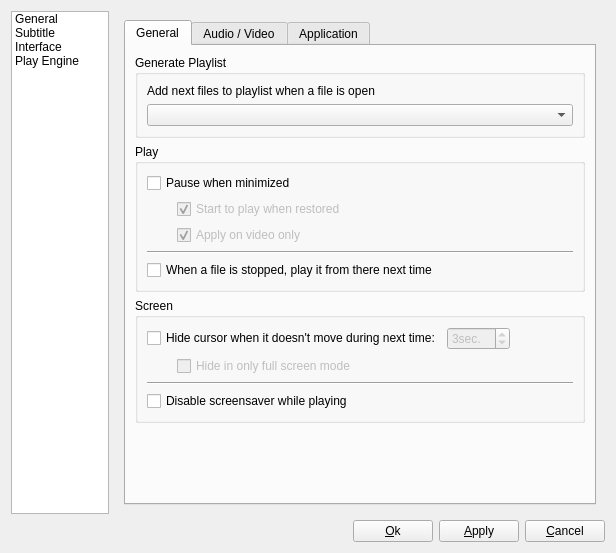
This is src/cmplayer/ui/pref_dialog.ui in bylee20/cmplayer-kldp.net as Qt 5 draws it before an edit. The edited form follows.
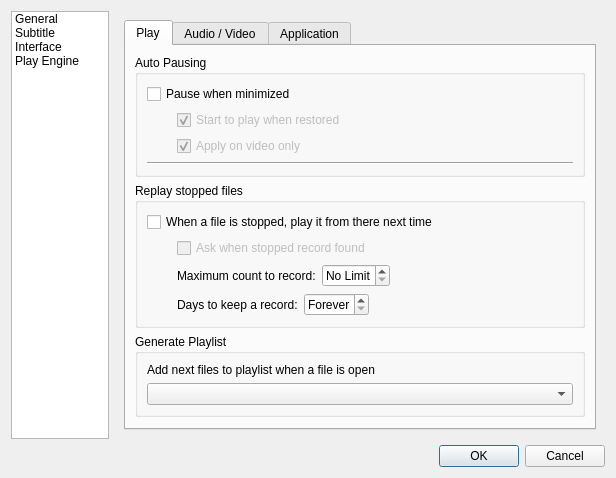
This is the edited form. The open tabs and pages were chosen to show the change. Icons and pictures are not drawn. Custom widgets are drawn as their Qt base class.

```diff
--- a/src/cmplayer/ui/pref_dialog.ui
+++ b/src/cmplayer/ui/pref_dialog.ui
@@ -7,13 +7,13 @@
     <x>0</x>
     <y>0</y>
     <width>616</width>
-    <height>553</height>
+    <height>476</height>
    </rect>
   </property>
   <property name="windowTitle">
    <string>Preferences</string>
   </property>
-  <layout class="QVBoxLayout" name="verticalLayout_12">
+  <layout class="QVBoxLayout" name="verticalLayout_18">
    <item>
     <layout class="QHBoxLayout" name="horizontalLayout_2">
      <item>
@@ -106,39 +106,13 @@
            </property>
            <widget class="QWidget" name="tab">
             <attribute name="title">
-             <string>General</string>
+             <string>Play</string>
             </attribute>
-            <layout class="QVBoxLayout" name="verticalLayout_18">
-             <item>
-              <widget class="QGroupBox" name="groupBox_4">
-               <property name="title">
-                <string>Generate Playlist</string>
-               </property>
-               <layout class="QVBoxLayout" name="verticalLayout">
-                <item>
-                 <widget class="QLabel" name="label_6">
-                  <property name="text">
-                   <string>Add next files to playlist when a file is open</string>
-                  </property>
-                 </widget>
-                </item>
-                <item>
-                 <widget class="QComboBox" name="autoAdd">
-                  <property name="sizePolicy">
-                   <sizepolicy hsizetype="Expanding" vsizetype="Fixed">
-                    <horstretch>0</horstretch>
-                    <verstretch>0</verstretch>
-                   </sizepolicy>
-                  </property>
-                 </widget>
-                </item>
-               </layout>
-              </widget>
-             </item>
+            <layout class="QVBoxLayout" name="verticalLayout_19">
              <item>
               <widget class="QGroupBox" name="groupBox_5">
                <property name="title">
-                <string>Play</string>
+                <string>Auto Pausing</string>
                </property>
                <layout class="QVBoxLayout" name="verticalLayout_4">
                 <item>
@@ -217,6 +191,15 @@
                   </property>
                  </widget>
                 </item>
+               </layout>
+              </widget>
+             </item>
+             <item>
+              <widget class="QGroupBox" name="groupBox_17">
+               <property name="title">
+                <string>Replay stopped files</string>
+               </property>
+               <layout class="QVBoxLayout" name="verticalLayout_12">
                 <item>
                  <widget class="QCheckBox" name="startStopped">
                   <property name="text">
@@ -224,99 +207,165 @@
                   </property>
                  </widget>
                 </item>
+                <item>
+                 <layout class="QGridLayout" name="gridLayout_7">
+                  <item row="0" column="0">
+                   <spacer name="horizontalSpacer_13">
+                    <property name="orientation">
+                     <enum>Qt::Horizontal</enum>
+                    </property>
+                    <property name="sizeType">
+                     <enum>QSizePolicy::Fixed</enum>
+                    </property>
+                    <property name="sizeHint" stdset="0">
+                     <size>
+                      <width>30</width>
+                      <height>20</height>
+                     </size>
+                    </property>
+                   </spacer>
+                  </item>
+                  <item row="0" column="1">
+                   <widget class="QCheckBox" name="askWhenRecordFound">
+                    <property name="enabled">
+                     <bool>false</bool>
+                    </property>
+                    <property name="text">
+                     <string>Ask when stopped record found</string>
+                    </property>
+                   </widget>
+                  </item>
+                  <item row="1" column="0">
+                   <spacer name="horizontalSpacer_17">
+                    <property name="orientation">
+                     <enum>Qt::Horizontal</enum>
+                    </property>
+                    <property name="sizeType">
+                     <enum>QSizePolicy::Fixed</enum>
+                    </property>
+                    <property name="sizeHint" stdset="0">
+                     <size>
+                      <width>30</width>
+                      <height>20</height>
+                     </size>
+                    </property>
+                   </spacer>
+                  </item>
+                  <item row="1" column="1">
+                   <layout class="QHBoxLayout" name="horizontalLayout_11">
+                    <item>
+                     <widget class="QLabel" name="label_4">
+                      <property name="text">
+                       <string>Maximum count to record:</string>
+                      </property>
+                     </widget>
+                    </item>
+                    <item>
+                     <widget class="QSpinBox" name="maximumRecordCount">
+                      <property name="specialValueText">
+                       <string>No Limit</string>
+                      </property>
+                      <property name="accelerated">
+                       <bool>true</bool>
+                      </property>
+                      <property name="maximum">
+                       <number>9999</number>
+                      </property>
+                     </widget>
+                    </item>
+                    <item>
+                     <spacer name="horizontalSpacer_14">
+                      <property name="orientation">
+                       <enum>Qt::Horizontal</enum>
+                      </property>
+                      <property name="sizeHint" stdset="0">
+                       <size>
+                        <width>40</width>
+                        <height>20</height>
+                       </size>
+                      </property>
+                     </spacer>
+                    </item>
+                   </layout>
+                  </item>
+                  <item row="2" column="0">
+                   <spacer name="horizontalSpacer_18">
+                    <property name="orientation">
+                     <enum>Qt::Horizontal</enum>
+                    </property>
+                    <property name="sizeType">
+                     <enum>QSizePolicy::Fixed</enum>
+                    </property>
+                    <property name="sizeHint" stdset="0">
+                     <size>
+                      <width>30</width>
+                      <height>20</height>
+                     </size>
+                    </property>
+                   </spacer>
+                  </item>
+                  <item row="2" column="1">
+                   <layout class="QHBoxLayout" name="horizontalLayout_12">
+                    <item>
+                     <widget class="QLabel" name="label_8">
+                      <property name="text">
+                       <string>Days to keep a record:</string>
+                      </property>
+                     </widget>
+                    </item>
+                    <item>
+                     <widget class="QSpinBox" name="daysToKeepRecords">
+                      <property name="specialValueText">
+                       <string>Forever</string>
+                      </property>
+                      <property name="accelerated">
+                       <bool>true</bool>
+                      </property>
+                      <property name="maximum">
+                       <number>999</number>
+                      </property>
+                     </widget>
+                    </item>
+                    <item>
+                     <spacer name="horizontalSpacer_15">
+                      <property name="orientation">
+                       <enum>Qt::Horizontal</enum>
+                      </property>
+                      <property name="sizeHint" stdset="0">
+                       <size>
+                        <width>40</width>
+                        <height>20</height>
+                       </size>
+                      </property>
+                     </spacer>
+                    </item>
+                   </layout>
+                  </item>
+                 </layout>
+                </item>
                </layout>
               </widget>
              </item>
              <item>
-              <widget class="QGroupBox" name="groupBox_10">
+              <widget class="QGroupBox" name="groupBox_4">
                <property name="title">
-                <string>Screen</string>
+                <string>Generate Playlist</string>
                </property>
-               <layout class="QVBoxLayout" name="verticalLayout_5">
+               <layout class="QVBoxLayout" name="verticalLayout">
                 <item>
-                 <layout class="QHBoxLayout" name="horizontalLayout_3">
-                  <item>
-                   <widget class="QCheckBox" name="hideCursor">
-                    <property name="text">
-                     <string>Hide cursor when it doesn't move during next time:</string>
-                    </property>
-                   </widget>
-                  </item>
-                  <item>
-                   <widget class="QSpinBox" name="hideDelay">
-                    <property name="enabled">
-                     <bool>false</bool>
-                    </property>
-                    <property name="accelerated">
-                     <bool>true</bool>
-                    </property>
-                    <property name="suffix">
-                     <string>sec.</string>
-                    </property>
-                    <property name="minimum">
-                     <number>1</number>
-                    </property>
-                    <property name="value">
-                     <number>3</number>
-                    </property>
-                   </widget>
-                  </item>
-                  <item>
-                   <spacer name="horizontalSpacer_8">
-                    <property name="orientation">
-                     <enum>Qt::Horizontal</enum>
-                    </property>
-                    <property name="sizeHint" stdset="0">
-                     <size>
-                      <width>0</width>
-                      <height>0</height>
-                     </size>
-                    </property>
-                   </spacer>
-                  </item>
-                 </layout>
-                </item>
-                <item>
-                 <layout class="QHBoxLayout" name="horizontalLayout_4">
-                  <item>
-                   <spacer name="horizontalSpacer_9">
-                    <property name="orientation">
-                     <enum>Qt::Horizontal</enum>
-                    </property>
-                    <property name="sizeType">
-                     <enum>QSizePolicy::Fixed</enum>
-                    </property>
-                    <property name="sizeHint" stdset="0">
-                     <size>
-                      <width>30</width>
-                      <height>20</height>
-                     </size>
-                    </property>
-                   </spacer>
-                  </item>
-                  <item>
-                   <widget class="QCheckBox" name="hideInFullScreen">
-                    <property name="enabled">
-                     <bool>false</bool>
-                    </property>
-                    <property name="text">
-                     <string>Hide in only full screen mode</string>
-                    </property>
-                   </widget>
-                  </item>
-                 </layout>
-                </item>
-                <item>
-                 <widget class="Line" name="line_2">
-                  <property name="orientation">
-                   <enum>Qt::Horizontal</enum>
-                  </property>
-                 </widget>
-                </item>
-                <item>
-                 <widget class="QCheckBox" name="disableSS">
+                 <widget class="QLabel" name="label_6">
                   <property name="text">
-                   <string>Disable screensaver while playing</string>
+                   <string>Add next files to playlist when a file is open</string>
+                  </property>
+                 </widget>
+                </item>
+                <item>
+                 <widget class="QComboBox" name="autoAdd">
+                  <property name="sizePolicy">
+                   <sizepolicy hsizetype="Expanding" vsizetype="Fixed">
+                    <horstretch>0</horstretch>
+                    <verstretch>0</verstretch>
+                   </sizepolicy>
                   </property>
                  </widget>
                 </item>
@@ -324,14 +373,14 @@
               </widget>
              </item>
              <item>
-              <spacer name="spacer_11">
+              <spacer name="verticalSpacer">
                <property name="orientation">
                 <enum>Qt::Vertical</enum>
                </property>
                <property name="sizeHint" stdset="0">
                 <size>
                  <width>0</width>
-                 <height>31</height>
+                 <height>0</height>
                 </size>
                </property>
               </spacer>
@@ -457,6 +506,102 @@
                </layout>
               </widget>
              </item>
+             <item>
+              <widget class="QGroupBox" name="groupBox_10">
+               <property name="title">
+                <string>Screen</string>
+               </property>
+               <layout class="QVBoxLayout" name="verticalLayout_5">
+                <item>
+                 <layout class="QHBoxLayout" name="horizontalLayout_3">
+                  <item>
+                   <widget class="QCheckBox" name="hideCursor">
+                    <property name="text">
+                     <string>Hide cursor when it doesn't move during next time:</string>
+                    </property>
+                   </widget>
+                  </item>
+                  <item>
+                   <widget class="QSpinBox" name="hideDelay">
+                    <property name="enabled">
+                     <bool>false</bool>
+                    </property>
+                    <property name="accelerated">
+                     <bool>true</bool>
+                    </property>
+                    <property name="suffix">
+                     <string>sec.</string>
+                    </property>
+                    <property name="minimum">
+                     <number>1</number>
+                    </property>
+                    <property name="value">
+                     <number>3</number>
+                    </property>
+                   </widget>
+                  </item>
+                  <item>
+                   <spacer name="horizontalSpacer_8">
+                    <property name="orientation">
+                     <enum>Qt::Horizontal</enum>
+                    </property>
+                    <property name="sizeHint" stdset="0">
+                     <size>
+                      <width>0</width>
+                      <height>0</height>
+                     </size>
+                    </property>
+                   </spacer>
+                  </item>
+                 </layout>
+                </item>
+                <item>
+                 <layout class="QHBoxLayout" name="horizontalLayout_4">
+                  <item>
+                   <spacer name="horizontalSpacer_9">
+                    <property name="orientation">
+                     <enum>Qt::Horizontal</enum>
+                    </property>
+                    <property name="sizeType">
+                     <enum>QSizePolicy::Fixed</enum>
+                    </property>
+                    <property name="sizeHint" stdset="0">
+                     <size>
+                      <width>30</width>
+                      <height>20</height>
+                     </size>
+                    </property>
+                   </spacer>
+                  </item>
+                  <item>
+                   <widget class="QCheckBox" name="hideInFullScreen">
+                    <property name="enabled">
+                     <bool>false</bool>
+                    </property>
+                    <property name="text">
+                     <string>Hide in only full screen mode</string>
+                    </property>
+                   </widget>
+                  </item>
+                 </layout>
+                </item>
+                <item>
+                 <widget class="Line" name="line_2">
+                  <property name="orientation">
+                   <enum>Qt::Horizontal</enum>
+                  </property>
+                 </widget>
+                </item>
+                <item>
+                 <widget class="QCheckBox" name="disableSS">
+                  <property name="text">
+                   <string>Disable screensaver while playing</string>
+                  </property>
+                 </widget>
+                </item>
+               </layout>
+              </widget>
+             </item>
              <item>
               <spacer name="verticalSpacer_2">
                <property name="orientation">
@@ -1328,7 +1473,7 @@
    <item>
     <layout class="QHBoxLayout" name="horizontalLayout">
      <item>
-      <spacer name="horizontalSpacer">
+      <spacer name="horizontalSpacer_16">
        <property name="orientation">
         <enum>Qt::Horizontal</enum>
        </property>
@@ -1341,23 +1486,9 @@
       </spacer>
      </item>
      <item>
-      <widget class="QPushButton" name="pushButton_3">
-       <property name="text">
-        <string>&amp;Ok</string>
-       </property>
-      </widget>
-     </item>
-     <item>
-      <widget class="QPushButton" name="apply">
-       <property name="text">
-        <string>&amp;Apply</string>
-       </property>
-      </widget>
-     </item>
-     <item>
-      <widget class="QPushButton" name="pushButton_2">
-       <property name="text">
-        <string>&amp;Cancel</string>
+      <widget class="QDialogButtonBox" name="buttonBox">
+       <property name="standardButtons">
+        <set>QDialogButtonBox::Cancel|QDialogButtonBox::Ok</set>
        </property>
       </widget>
      </item>
```
Left out of the diff: 156 changed lines with no effect on the pictures.
